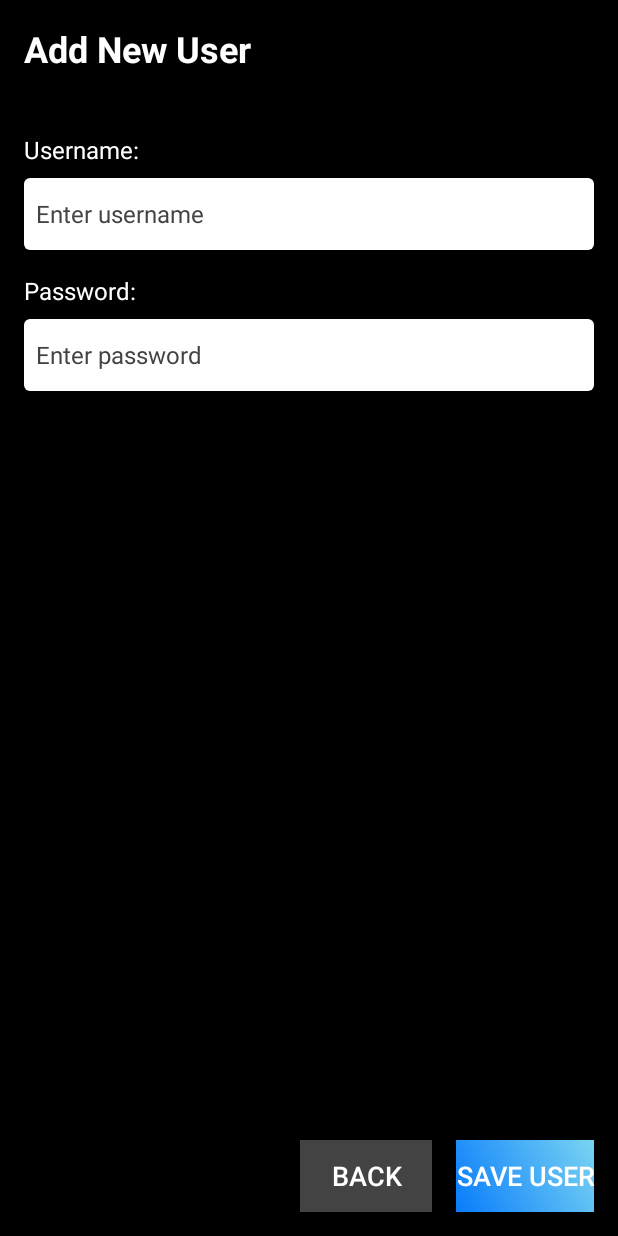
After one commit to IvoPinela/ESP32-SmartHomeAuto, an Android app: the layout add_edit_guest.xml on its own in the app's theme, with its tools: preview values and no code run, on a phone screen of 412 x 824 dp. The commit adds this screen. Run offline under Robolectric (Android 15) with nearby library versions, the phone set to English and light mode, and no system bars.

```diff
--- a/SmartHomeAuto/automotive/src/main/AndroidManifest.xml
+++ b/SmartHomeAuto/automotive/src/main/AndroidManifest.xml
@@ -42,6 +42,8 @@
         <activity android:name=".AddUserActivity"/>
         <activity android:name=".EditUserActivity"/>
         <activity android:name=".GuestListActivity"/>
+        <activity android:name=".AddGuestActivity"/>
+        <activity android:name=".EditGuestActivity"/>
         <activity android:name=".PermissionsActivity"/>
 
 
--- a/SmartHomeAuto/automotive/src/main/java/com/example/smarthomeauto/User.java
+++ b/SmartHomeAuto/automotive/src/main/java/com/example/smarthomeauto/User.java
@@ -6,6 +6,7 @@ import androidx.room.ForeignKey;
 import androidx.room.PrimaryKey;
 
 import java.io.Serializable;
+import java.util.List;
 
 @Entity(
         tableName = "users",
@@ -28,7 +29,7 @@ import java.io.Serializable;
 )
 
 
-public class User implements Serializable {
+public class User implements Serializable{
     @PrimaryKey(autoGenerate = true)
     public int id;
 
--- a/SmartHomeAuto/automotive/src/main/java/com/example/smarthomeauto/UserDao.java
+++ b/SmartHomeAuto/automotive/src/main/java/com/example/smarthomeauto/UserDao.java
@@ -79,9 +79,11 @@ public interface UserDao {
     @Query("SELECT id FROM users WHERE username = :username")
     int getUserIdByUsername(String username);
 
-    @Query("SELECT COUNT(*) > 0 FROM users WHERE id = :userId AND (mqttUser IS NULL OR mqttPassword IS NULL OR brokerID IS NULL OR managerUserId IS NULL)")
+    @Query("SELECT COUNT(*) > 0 FROM users WHERE id = :userId AND (mqttUser IS NULL OR mqttPassword IS NULL OR brokerID IS NULL)")
     boolean doesUserHaveNullFields(int userId);
 
 
+    @Query("SELECT brokerID FROM Users WHERE id = :userId")
+    int getBrokerById(int userId);
 
 }
--- a/SmartHomeAuto/automotive/src/main/java/com/example/smarthomeauto/UserListActivity.java
+++ b/SmartHomeAuto/automotive/src/main/java/com/example/smarthomeauto/UserListActivity.java
@@ -236,8 +236,6 @@ public class UserListActivity extends AppCompatActivity {
                 userAdapter.clear();
                 userAdapter.addAll(finalFilteredUsers);
                 userAdapter.notifyDataSetChanged();
-
-                // Atualizar o número de usuários filtrados
                 textViewUserCount.setText("Number of Users: " + finalFilteredUsers.size());
             });
         }).start();
@@ -248,7 +246,6 @@ public class UserListActivity extends AppCompatActivity {
         for (User user : users) {
             boolean hasNullFields = false;
 
-            // Verificar campos nulos específicos baseados no tipo de usuário
             if ("guest".equals(user.role)) {
                 if (user.mqttUser == null || user.mqttPassword == null || user.managerUserId == null || user.brokerID == null) {
                     hasNullFields = true;
--- /dev/null
+++ b/SmartHomeAuto/automotive/src/main/res/layout/add_edit_guest.xml
@@ -0,0 +1,92 @@
+<?xml version="1.0" encoding="utf-8"?>
+<RelativeLayout xmlns:android="http://schemas.android.com/apk/res/android"
+    android:layout_width="match_parent"
+    android:layout_height="match_parent"
+    android:padding="16dp"
+    android:background="@color/background_color">
+
+    <TextView
+        android:id="@+id/formTitleUser"
+        android:layout_width="wrap_content"
+        android:layout_height="wrap_content"
+        android:text="Add New User"
+        android:textSize="24sp"
+        android:textStyle="bold"
+        android:layout_alignParentTop="true"
+        android:layout_marginBottom="24dp"
+        android:textColor="@color/white"/>
+
+    <TextView
+        android:id="@+id/labelUsername"
+        android:layout_width="wrap_content"
+        android:layout_height="wrap_content"
+        android:text="Username:"
+        android:textSize="16sp"
+        android:layout_alignParentStart="true"
+        android:layout_below="@id/formTitleUser"
+        android:layout_marginTop="16dp"
+        android:textColor="@color/white"/>
+
+    <EditText
+        android:id="@+id/editTextUsername"
+        android:layout_width="match_parent"
+        android:layout_height="wrap_content"
+        android:layout_below="@id/labelUsername"
+        android:layout_marginTop="8dp"
+        android:hint="Enter username"
+        android:minHeight="48dp"
+        android:textSize="16sp"
+        android:textColor="@color/black"
+        android:textColorHint="@color/darkgray"
+        android:background="@drawable/edittext_background"/>
+
+    <TextView
+        android:id="@+id/labelPassword"
+        android:layout_width="wrap_content"
+        android:layout_height="wrap_content"
+        android:text="Password:"
+        android:textSize="16sp"
+        android:layout_alignParentStart="true"
+        android:layout_below="@id/editTextUsername"
+        android:layout_marginTop="16dp"
+        android:textColor="@color/white"/>
+
+    <EditText
+        android:id="@+id/editTextPassword"
+        android:layout_width="match_parent"
+        android:layout_height="wrap_content"
+        android:layout_below="@id/labelPassword"
+        android:layout_marginTop="8dp"
+        android:hint="Enter password"
+        android:inputType="textPassword"
+        android:minHeight="48dp"
+        android:textSize="16sp"
+        android:textColor="@color/black"
+        android:textColorHint="@color/darkgray"
+        android:background="@drawable/edittext_background"/>
+
+    <Button
+        android:id="@+id/buttonSaveUser"
+        android:layout_width="wrap_content"
+        android:layout_height="wrap_content"
+        android:text="Save User"
+        android:textSize="18sp"
+        android:layout_alignParentBottom="true"
+        android:layout_alignParentEnd="true"
+        android:layout_marginTop="24dp"
+        android:background="@drawable/soft_blue_gradient"
+        android:textColor="@color/white"/>
+
+    <Button
+        android:id="@+id/buttonBack"
+        android:layout_width="wrap_content"
+        android:layout_height="wrap_content"
+        android:text="Back"
+        android:textSize="18sp"
+        android:layout_alignParentBottom="true"
+        android:layout_toStartOf="@id/buttonSaveUser"
+        android:layout_marginEnd="16dp"
+        android:layout_marginTop="24dp"
+        android:background="@color/darkgray"
+        android:textColor="@color/white"/>
+</RelativeLayout>
```
Also changed, not shown: SmartHomeAuto/automotive/src/main/java/com/example/smarthomeauto/GuestAdapter.java (+20 -41 lines), SmartHomeAuto/automotive/src/main/java/com/example/smarthomeauto/GuestListActivity.java (+63 -50 lines), SmartHomeAuto/automotive/src/main/res/layout/guestlist.xml (+9 -8 lines), SmartHomeAuto/automotive/src/main/res/layout/itemguest.xml (+4 -24 lines).
